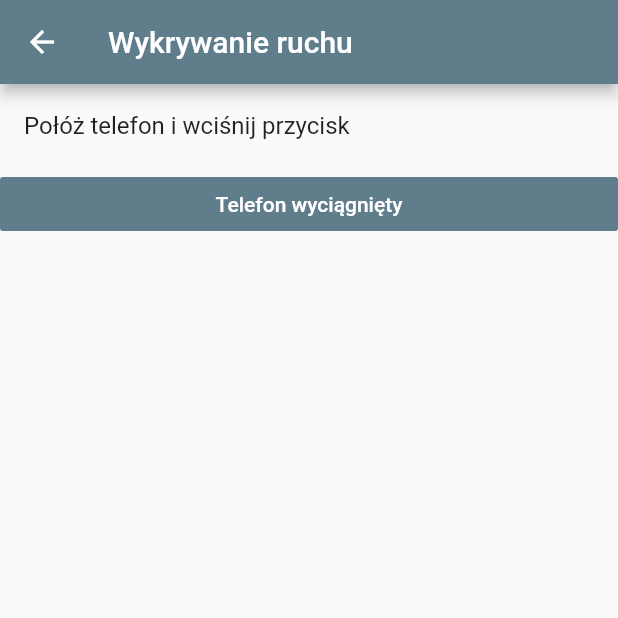
After one commit to kciecinski/sensorsFlutterApp, a Flutter app: the ConfigureMotionDetectPage screen opened by its route, after a tap on "Telefon wyciągnięty", on a phone screen of 412 x 824 dp, the top half of it. The commit adds this screen. Run offline on Flutter 3.47's test engine with Material 2 defaults, Android fonts, the phone set to English and light mode, and no system bars; our stand-ins replace permission_handler; missing offline and left inert: nominatim_location_picker.

Commit message:
not fully implemented motion detect

```diff
--- /dev/null
+++ b/lib/page/ConfigureMotionDetectPage.dart
@@ -0,0 +1,84 @@
+import 'dart:async';
+
+import 'package:flutter/material.dart';
+import 'package:flutter/services.dart';
+import 'package:wbudy_apka/service/CalibrateService.dart';
+
+class ConfigureMotionDetectPage extends StatefulWidget {
+  ConfigureMotionDetectPage({Key key}) : super(key: key);
+  CalibrateService calibrateService = CalibrateService();
+  @override
+  _ConfigureMotionDetectPageState createState() =>
+      _ConfigureMotionDetectPageState();
+}
+
+class _ConfigureMotionDetectPageState extends State<ConfigureMotionDetectPage> {
+
+  bool calibratingMotionDetect = false;
+  bool startedCalibrationMotionDetectAccelerometr = false;
+  bool get disabledAll {
+    return startedCalibrationMotionDetectAccelerometr;
+  }
+
+  Timer _everySecond = null;
+
+
+  @override
+  void dispose() {
+    super.dispose();
+    if(_everySecond != null) {
+      _everySecond.cancel();
+    }
+  }
+
+  @override
+  Widget build(BuildContext context) {
+    return WillPopScope(
+      onWillPop: () async => !disabledAll,
+      child: Scaffold(
+        appBar: AppBar(
+          title: Text("Wykrywanie ruchu"),
+          automaticallyImplyLeading: !disabledAll,
+        ),
+        body: SingleChildScrollView(child:
+        ListView(
+            shrinkWrap: true,
+            children: [
+              ListTile(
+                title: Text("Połóż telefon i wciśnij przycisk"),
+              ),
+              FlatButton(
+                onPressed: disabledAll ? null : () async {
+                  setState(() {
+                    startedCalibrationMotionDetectAccelerometr = true;
+                    });
+                  await widget.calibrateService.startCalibrateMotionDetect();
+                  if(_everySecond != null) {
+                    _everySecond.cancel();
+                  }
+                  _everySecond = Timer.periodic(Duration(seconds: 1), (Timer t) async {
+                    bool _isCalibratingMotionDetect = await widget.calibrateService.isCalibratingMotionDetect();
+                    print(_isCalibratingMotionDetect);
+                    setState(() {
+                      startedCalibrationMotionDetectAccelerometr = _isCalibratingMotionDetect;
+                    });
+                  });
+                },
+                color: Colors.blueGrey,
+                disabledColor: Colors.grey,
+                disabledTextColor: Colors.white,
+                textColor: Colors.white,
+                textTheme: ButtonTextTheme.normal,
+                child: Text("Telefon wyciągnięty"),
+              ),
+              ListTile(
+                title: Text(calibratingMotionDetect ? "proszę czekać":""),
+              )
+            ]
+        )
+        ),
+      ),
+    );
+  }
+
+}
--- a/lib/service/CalibrateService.dart
+++ b/lib/service/CalibrateService.dart
@@ -13,17 +13,22 @@ class CalibrateService {
 
   CalibrateService._constructor() {}
   static const String _startCalibrateWithoutEtuiMethod = "startCalibrateWithoutEtui";
-  static const String _isCalibratedWithoutEtuiMethod = "isCalibratedWithoutEtui";
   static const String _isCalibratingWithoutEtuiMethod = "isCalibratingWithoutEtui";
+  static const String _startCalibrateMotionDetectMethod = "startCalibrateMotionDetect";
+  static const String _isCalibratingMotionDetectMethod = "isCalibratingMotionDetect";
+
   static const MethodChannel _platform = const MethodChannel('samples.fultter.dev/calibrate');
 
   Future startCalibrateWithoutEtui() async {
     await _platform.invokeMethod(_startCalibrateWithoutEtuiMethod);
   }
-  Future<bool> isCalibratedWithoutEtui() async {
-    return await _platform.invokeMethod(_isCalibratedWithoutEtuiMethod);
+  Future startCalibrateMotionDetect() async {
+    await _platform.invokeMethod(_startCalibrateMotionDetectMethod);
   }
   Future<bool> isCalibratingWithoutEtui() async {
     return await _platform.invokeMethod(_isCalibratingWithoutEtuiMethod);
   }
+  Future<bool> isCalibratingMotionDetect() async {
+    return await _platform.invokeMethod(_isCalibratingMotionDetectMethod);
+  }
 }
```
Also changed, not shown: lib/main.dart (+8 -6 lines), lib/page/ConfigureChildPage.dart (renamed from lib/page/ConfigureChild.dart, +12 -4 lines), lib/page/ConfigureEtuiPage.dart (renamed from lib/page/ConfigureEtui.dart, +4 -7 lines), lib/page/ConfigureSchoolPage.dart (renamed from lib/page/ConfigureSchool.dart, +4 -4 lines), lib/widgets/ChildStateDisplay.dart (+7 -0 lines), 3 other files.
